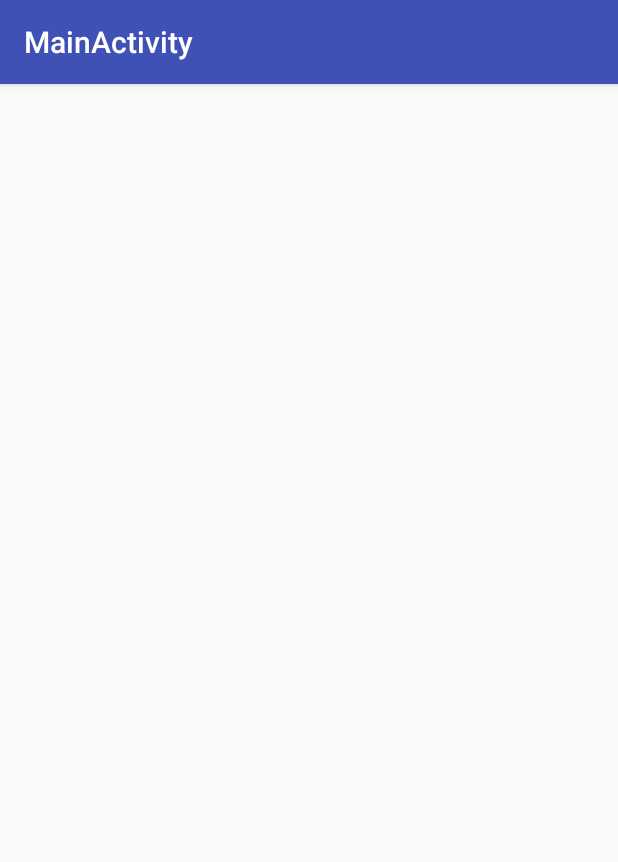
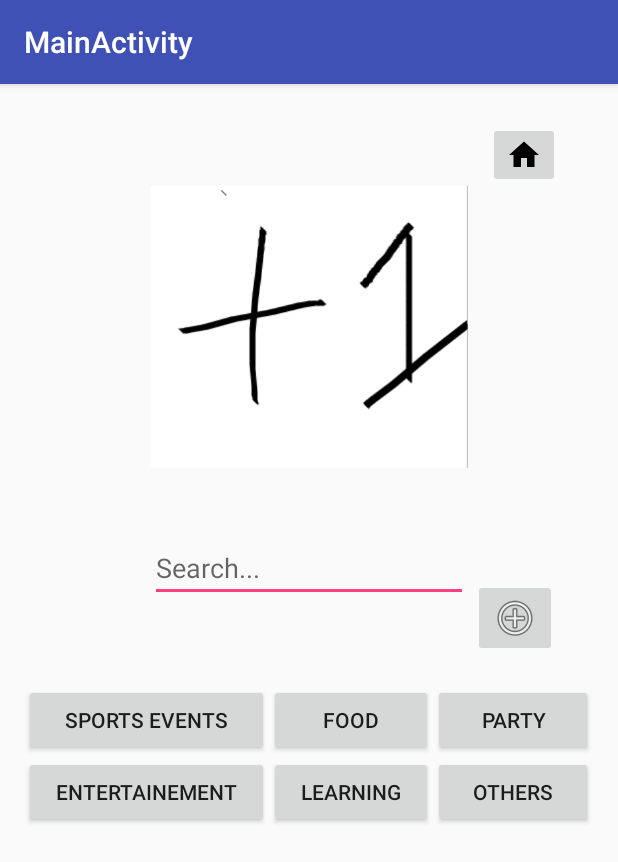
Before and after one commit to higab85/plusone, an Android app: the MainActivity screen opened directly, with no data from a screen before it, on a phone screen of 412 x 824 dp. Shown: the top 862 px of the screen. Run offline under Robolectric (Android 15) with nearby library versions, the phone set to English and light mode, and no system bars.

Commit message:
A ver si se sube esto de una **** vez
XD

```diff
--- a/app/src/main/java/plusone/plusone/MainActivity.kt
+++ b/app/src/main/java/plusone/plusone/MainActivity.kt
@@ -1,40 +1,29 @@
 package plusone.plusone
 
 import android.os.Bundle
-import android.support.design.widget.BottomNavigationView
+import android.support.design.widget.FloatingActionButton
+import android.support.design.widget.Snackbar
 import android.support.v7.app.AppCompatActivity
-import android.view.MenuItem
-import android.widget.TextView
+import android.support.v7.widget.Toolbar
+import android.view.View
+import android.widget.ImageButton
+import android.widget.Toast
 
 class MainActivity : AppCompatActivity() {
-
-    private var mTextMessage: TextView? = null
-
-    private val mOnNavigationItemSelectedListener = BottomNavigationView.OnNavigationItemSelectedListener { item ->
-        when (item.itemId) {
-            R.id.navigation_home -> {
-                mTextMessage!!.setText(R.string.title_home)
-                return@OnNavigationItemSelectedListener true
-            }
-            R.id.navigation_dashboard -> {
-                mTextMessage!!.setText(R.string.title_dashboard)
-                return@OnNavigationItemSelectedListener true
-            }
-            R.id.navigation_notifications -> {
-                mTextMessage!!.setText(R.string.title_notifications)
-                return@OnNavigationItemSelectedListener true
-            }
-        }
-        false
-    }
 
     override fun onCreate(savedInstanceState: Bundle?) {
         super.onCreate(savedInstanceState)
         setContentView(R.layout.activity_main)
+        val imageButtonSettings =findViewById(R.id.imageButtonSettings) as ImageButton
+        val imageButtonAddEvent =findViewById(R.id.imageButtonAddEvent) as ImageButton
 
-        mTextMessage = findViewById(R.id.message) as TextView
-        val navigation = findViewById(R.id.navigation) as BottomNavigationView
-        navigation.setOnNavigationItemSelectedListener(mOnNavigationItemSelectedListener)
+        imageButtonSettings.setOnClickListener{
+            Toast.makeText(this,"Testing",Toast.LENGTH_SHORT).show()
+        }
+        imageButtonAddEvent.setOnClickListener{view->
+            Toast.makeText(this,"Testing",Toast.LENGTH_SHORT).show()
+        }
+
     }
 
 }
--- a/app/src/main/res/layout/activity_main.xml
+++ b/app/src/main/res/layout/activity_main.xml
@@ -1,9 +1,121 @@
 <?xml version="1.0" encoding="utf-8"?>
-<android.support.constraint.ConstraintLayout xmlns:android="http://schemas.android.com/apk/res/android"
+<android.support.design.widget.CoordinatorLayout xmlns:android="http://schemas.android.com/apk/res/android"
     xmlns:app="http://schemas.android.com/apk/res-auto"
     xmlns:tools="http://schemas.android.com/tools"
     android:layout_width="match_parent"
     android:layout_height="match_parent"
     tools:context="plusone.plusone.MainActivity">
 
-</android.support.constraint.ConstraintLayout>
+    <include
+        android:id="@+id/include"
+        layout="@layout/content_main" />
+    //tabla
+    <TableLayout
+        android:layout_width="match_parent"
+        android:layout_height="match_parent"
+        android:stretchColumns="*"
+        android:layout_marginLeft="16dp"
+        android:layout_marginRight="16dp"
+        android:layout_marginTop="400dp">
+
+
+        <TableRow
+            android:layout_width="wrap_content"
+            android:layout_height="fill_parent" >
+
+            <Button
+                android:id="@+id/buttonSportsEvents"
+                android:layout_width="fill_parent"
+                android:layout_height="fill_parent"
+                android:text="@string/sport_event" />
+
+            <Button
+                android:id="@+id/buttonFood"
+                android:layout_width="fill_parent"
+                android:layout_height="fill_parent"
+                android:text="@string/food" />
+
+            <Button
+                android:id="@+id/buttonParty"
+                android:layout_width="fill_parent"
+                android:layout_height="fill_parent"
+                android:text="@string/party" />
+
+        </TableRow>
+
+        <TableRow
+            android:layout_width="wrap_content"
+            android:layout_height="fill_parent" >
+
+            <Button
+                android:id="@+id/buttonEntertainment"
+                android:layout_width="fill_parent"
+                android:layout_height="fill_parent"
+                android:text="@string/entertainment" />
+
+            <Button
+                android:id="@+id/buttonLearning"
+                android:layout_width="fill_parent"
+                android:layout_height="fill_parent"
+                android:text="@string/learning" />
+
+            <Button
+                android:id="@+id/buttonOthers"
+                android:layout_width="fill_parent"
+                android:layout_height="fill_parent"
+                android:text="@string/others" />
+        </TableRow>
+
+    </TableLayout>
+
+    <ImageButton
+        android:id="@+id/imageButtonSettings"
+        android:layout_width="wrap_content"
+        android:layout_height="wrap_content"
+        android:layout_marginLeft="325dp"
+        android:layout_marginTop="25dp"
+        app:srcCompat="@drawable/ic_home_black_24dp" />
+
+    <EditText
+        android:id="@+id/editTextSearch"
+        android:layout_width="wrap_content"
+        android:layout_height="wrap_content"
+        android:layout_marginLeft="100dp"
+        android:layout_marginRight="100dp"
+        android:layout_marginTop="300dp"
+        android:ems="10"
+        android:hint="@string/prompt_search" />
+
+
+    <ImageView
+        android:id="@+id/plusoneImage"
+        android:layout_width="wrap_content"
+        android:layout_height="wrap_content"
+        android:layout_marginLeft="100dp"
+        android:layout_marginRight="100dp"
+        android:layout_marginTop="20dp"
+        android:background="@android:color/transparent"
+        app:srcCompat="@drawable/plusoneimage" />
+
+
+    <ImageButton
+        android:id="@+id/imageButtonAddEvent"
+        android:layout_width="wrap_content"
+        android:layout_height="wrap_content"
+        android:layout_marginLeft="315dp"
+        android:layout_marginTop="330dp"
+        app:layout_anchor="@+id/include"
+        app:srcCompat="@android:drawable/ic_menu_add" />
+
+    <android.support.design.widget.AppBarLayout
+        android:layout_width="match_parent"
+        android:layout_height="wrap_content"
+        android:theme="@style/AppTheme.AppBarOverlay">
+
+
+
+
+    </android.support.design.widget.AppBarLayout>
+
+
+</android.support.design.widget.CoordinatorLayout>
--- a/app/src/main/res/layout/content_main.xml
+++ b/app/src/main/res/layout/content_main.xml
@@ -1,6 +1,11 @@
 <?xml version="1.0" encoding="utf-8"?>
-<content_main xmlns:android="http://schemas.android.com/apk/res/android"
+<android.support.constraint.ConstraintLayout xmlns:android="http://schemas.android.com/apk/res/android"
+    xmlns:app="http://schemas.android.com/apk/res-auto"
+    xmlns:tools="http://schemas.android.com/tools"
     android:layout_width="match_parent"
-    android:layout_height="match_parent">
+    android:layout_height="match_parent"
+    app:layout_behavior="@string/appbar_scrolling_view_behavior"
+    tools:context="plusone.plusone.MainActivity"
+    tools:showIn="@layout/activity_main">
 
-</content_main>
+</android.support.constraint.ConstraintLayout>
--- a/app/src/main/res/values/strings.xml
+++ b/app/src/main/res/values/strings.xml
@@ -25,5 +25,13 @@
     <string name="title_dashboard">Dashboard</string>
     <string name="title_notifications">Notifications</string>
     <string name="title_activity_login2">Sign in</string>
+    <string name="sport_event">Sports Events</string>
+    <string name="food">Food</string>
+    <string name="party">Party</string>
+    <string name="entertainment">Entertainement</string>
+    <string name="learning">Learning</string>
+    <string name="others">Others</string>
+    <string name="prompt_search">Search...</string>
+    <string name="title_activity_probando">ProbandoActivity</string>
 
 </resources>
--- a/app/src/main/res/values/styles.xml
+++ b/app/src/main/res/values/styles.xml
@@ -8,4 +8,13 @@
         <item name="colorAccent">@color/colorAccent</item>
     </style>
 
+    <style name="AppTheme.NoActionBar">
+        <item name="windowActionBar">false</item>
+        <item name="windowNoTitle">true</item>
+    </style>
+
+    <style name="AppTheme.AppBarOverlay" parent="ThemeOverlay.AppCompat.Dark.ActionBar" />
+
+    <style name="AppTheme.PopupOverlay" parent="ThemeOverlay.AppCompat.Light" />
+
 </resources>
```
Also changed, not shown: 6 other files.
